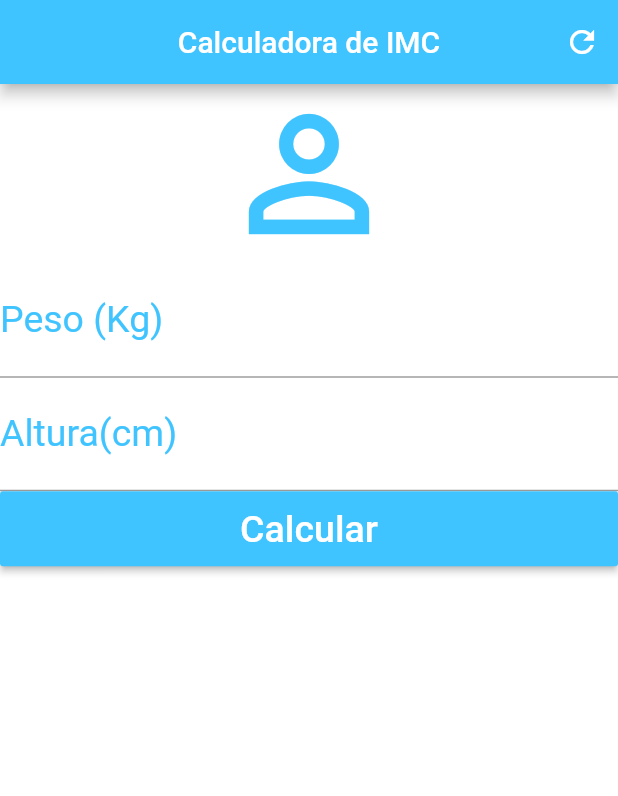
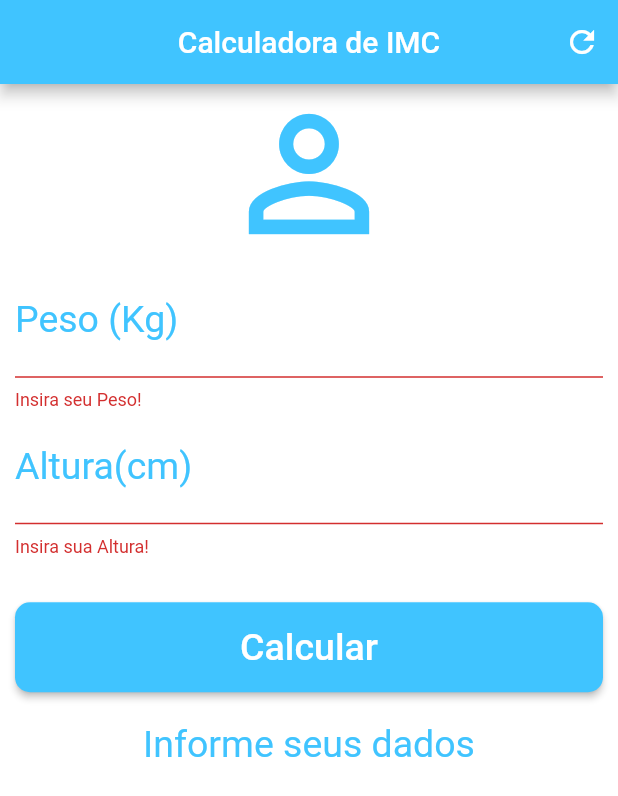
Before and after one commit to italobbarros/AppsFlutter, a Flutter app: the screen it shows after launch, after a tap on "Calcular", on a phone screen of 412 x 824 dp. Shown: the top 796 px of the screen. Run offline on Flutter 3.47's test engine with Material 2 defaults, Android fonts, the phone set to English and light mode, and no system bars.

Commit message:
Atualizando o app do IMC

```diff
--- a/imc/lib/main.dart
+++ b/imc/lib/main.dart
@@ -1,3 +1,5 @@
+import 'dart:async';
+
 import 'package:flutter/material.dart';
 
 void main() {
@@ -14,6 +16,43 @@ class Home extends StatefulWidget {
 }
 
 class _HomeState extends State<Home> {
+  TextEditingController weightController = TextEditingController();
+  TextEditingController heightController = TextEditingController();
+  String _info = "Informe seus dados";
+
+  GlobalKey<FormState> _formKey = GlobalKey<FormState>();
+  void _resetFields() {
+    weightController.text = "";
+    heightController.text = "";
+    setState(() {
+      _info = "Informe seus dados";
+      _formKey = GlobalKey<FormState>();
+    });
+  }
+
+  void _calculate() {
+    setState(() {
+      double weight = double.parse(weightController.text);
+      double height = double.parse(heightController.text) / 100;
+      double imc = weight / (height * height);
+      String imc_p = imc.toStringAsFixed(2); // variavel convertida para string
+
+      if (imc < 18.6) {
+        _info = "Abaixo do Peso\n  Info: ${imc_p}";
+      } else if (imc < 24.9 && imc >= 18.6) {
+        _info = "Peso ideal\n Info: ${imc_p}";
+      } else if (imc < 29.9 && imc >= 24.9) {
+        _info = "Levemente Acima do peso\n Info: ${imc_p}";
+      } else if (imc < 34.9 && imc >= 29.9) {
+        _info = "Obesidade Grau I\n Info: ${imc_p}";
+      } else if (imc < 39.9 && imc >= 34.9) {
+        _info = "Obesidade Grau II\n Info: ${imc_p}";
+      } else if (imc >= 40) {
+        _info = "Obesidade Grau III\n Info: ${imc_p}";
+      }
+    });
+  }
+
   @override
   Widget build(BuildContext context) {
     return Scaffold(
@@ -24,44 +63,80 @@ class _HomeState extends State<Home> {
           actions: <Widget>[
             IconButton(
               icon: Icon(Icons.refresh),
-            onPressed: () {},
+              onPressed: _resetFields,
             )
           ],
         ),
         backgroundColor: Colors.white,
-      body: Column(
+        body: SingleChildScrollView(
+            padding: EdgeInsets.fromLTRB(10.0, 0.0, 10.0, 0.0),
+            child: Form(
+              key: _formKey,
+              child: Column(
                 crossAxisAlignment: CrossAxisAlignment.stretch,
                 children: <Widget>[
-          Icon(Icons.person_outline, size: 120, color: Colors.lightBlueAccent),
-          TextField(
+                  Icon(Icons.person_outline,
+                      size: 120, color: Colors.lightBlueAccent),
+                  TextFormField(
                     keyboardType: TextInputType.number,
                     decoration: InputDecoration(
                         labelText: "Peso (Kg)",
-                  labelStyle:
-                      TextStyle(color: Colors.lightBlueAccent, fontSize: 25.0)),
-              textAlign: TextAlign.center,
-              style: TextStyle(color: Colors.lightBlueAccent, fontSize: 25.0)),
-          TextField(
+                        labelStyle: TextStyle(
+                            color: Colors.lightBlueAccent, fontSize: 25.0)),
+                    textAlign: TextAlign.left,
+                    style: TextStyle(
+                        color: Colors.lightBlueAccent, fontSize: 25.0),
+                    controller: weightController,
+                    validator: (value) {
+                      if (value!.isEmpty) {
+                        return "Insira seu Peso!";
+                      }
+                    },
+                  ),
+                  TextFormField(
                     keyboardType: TextInputType.number,
                     decoration: InputDecoration(
                         labelText: "Altura(cm)",
-                  labelStyle:
-                      TextStyle(color: Colors.lightBlueAccent, fontSize: 25.0)),
-              textAlign: TextAlign.center,
-              style: TextStyle(color: Colors.lightBlueAccent, fontSize: 25.0)),
+                        labelStyle: TextStyle(
+                            color: Colors.lightBlueAccent, fontSize: 25.0)),
+                    textAlign: TextAlign.left,
+                    style: TextStyle(
+                        color: Colors.lightBlueAccent, fontSize: 25.0),
+                    controller: heightController,
+                    validator: (value) {
+                      if (value!.isEmpty) {
+                        return "Insira sua Altura!";
+                      }
+                    },
+                  ),
                   Container(
-            height: 50.0,
+                    height: 60.0,
+                    margin: EdgeInsets.only(top: 30.0, bottom: 20.0),
+                    // ignore: deprecated_member_use
                     child: RaisedButton(
-              onPressed: () {},
+                      onPressed: () {
+                        if (_formKey.currentState!.validate()) {
+                          _calculate();
+                        }
+                      },
                       child: Text(
                         "Calcular",
                         style: TextStyle(color: Colors.white, fontSize: 25.0),
                       ),
+                      shape: RoundedRectangleBorder(
+                          borderRadius: BorderRadius.circular(10.0)),
                       color: Colors.lightBlueAccent,
                     ),
-          )
+                  ),
+                  Container(
+                      child: Text(
+                    _info,
+                    textAlign: TextAlign.center,
+                    style: TextStyle(
+                        color: Colors.lightBlueAccent, fontSize: 25.0),
+                  )),
                 ],
               ),
-    );
+            )));
   }
 }
```
Lines whose indentation alone changed are shown as unchanged.
